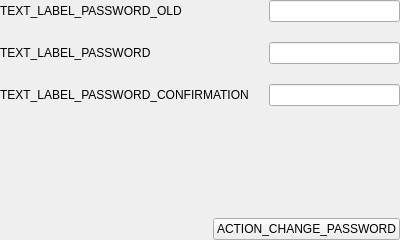
Scille/parsec-cloud, file parsec/core/gui/forms/password_change_widget.ui: the form before one commit.
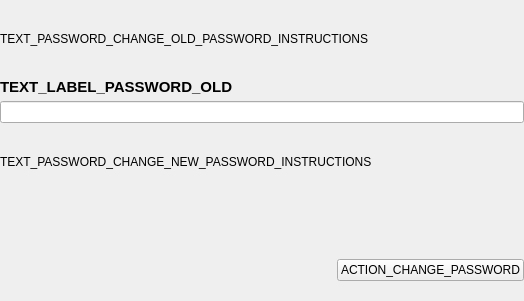
The form after the commit. Custom widgets are drawn as their Qt base class.

Commit message: [GUI] Add input fields verification and better handling of password confirmation

Diff of the .ui file:
```diff
--- a/parsec/core/gui/forms/password_change_widget.ui
+++ b/parsec/core/gui/forms/password_change_widget.ui
@@ -6,8 +6,8 @@
    <rect>
     <x>0</x>
     <y>0</y>
-    <width>400</width>
-    <height>240</height>
+    <width>524</width>
+    <height>301</height>
    </rect>
   </property>
   <property name="windowTitle">
@@ -21,87 +21,64 @@
     <number>0</number>
    </property>
    <property name="topMargin">
-    <number>0</number>
+    <number>20</number>
    </property>
    <property name="rightMargin">
     <number>0</number>
    </property>
    <property name="bottomMargin">
-    <number>0</number>
+    <number>20</number>
    </property>
    <item>
-    <layout class="QFormLayout" name="formLayout">
-     <property name="horizontalSpacing">
-      <number>20</number>
+    <widget class="QLabel" name="label">
+     <property name="text">
+      <string>TEXT_PASSWORD_CHANGE_OLD_PASSWORD_INSTRUCTIONS</string>
      </property>
-     <property name="verticalSpacing">
-      <number>20</number>
+     <property name="wordWrap">
+      <bool>true</bool>
      </property>
-     <property name="leftMargin">
-      <number>0</number>
+    </widget>
+   </item>
+   <item>
+    <layout class="QVBoxLayout" name="verticalLayout_2">
+     <property name="spacing">
+      <number>5</number>
      </property>
-     <property name="topMargin">
-      <number>0</number>
-     </property>
-     <property name="rightMargin">
-      <number>0</number>
-     </property>
-     <property name="bottomMargin">
-      <number>0</number>
-     </property>
-     <item row="0" column="0">
+     <item>
       <widget class="QLabel" name="label_2">
+       <property name="font">
+        <font>
+         <pointsize>11</pointsize>
+         <weight>75</weight>
+         <bold>true</bold>
+        </font>
+       </property>
        <property name="text">
         <string>TEXT_LABEL_PASSWORD_OLD</string>
        </property>
       </widget>
      </item>
-     <item row="1" column="0">
-      <widget class="QLabel" name="label_3">
-       <property name="text">
-        <string>TEXT_LABEL_PASSWORD</string>
-       </property>
-      </widget>
-     </item>
-     <item row="2" column="0">
-      <widget class="QLabel" name="label_4">
-       <property name="text">
-        <string>TEXT_LABEL_PASSWORD_CONFIRMATION</string>
-       </property>
-      </widget>
-     </item>
-     <item row="0" column="1">
+     <item>
       <widget class="QLineEdit" name="line_edit_old_password">
        <property name="echoMode">
         <enum>QLineEdit::Password</enum>
        </property>
       </widget>
      </item>
-     <item row="1" column="1">
-      <widget class="QLineEdit" name="line_edit_password">
-       <property name="echoMode">
-        <enum>QLineEdit::Password</enum>
-       </property>
-      </widget>
-     </item>
-     <item row="2" column="1">
-      <widget class="QLineEdit" name="line_edit_password_check">
-       <property name="echoMode">
-        <enum>QLineEdit::Password</enum>
-       </property>
-      </widget>
-     </item>
     </layout>
    </item>
    <item>
-    <layout class="QHBoxLayout" name="layout_password_strength">
-     <property name="leftMargin">
-      <number>0</number>
+    <widget class="QLabel" name="label_3">
+     <property name="text">
+      <string>TEXT_PASSWORD_CHANGE_NEW_PASSWORD_INSTRUCTIONS</string>
      </property>
-     <property name="rightMargin">
-      <number>0</number>
+     <property name="wordWrap">
+      <bool>true</bool>
      </property>
-    </layout>
+    </widget>
+   </item>
+   <item>
+    <widget class="PasswordChoiceWidget" name="widget_new_password" native="true"/>
    </item>
    <item>
     <layout class="QHBoxLayout" name="horizontalLayout_2">
@@ -138,6 +115,14 @@
    </item>
   </layout>
  </widget>
+ <customwidgets>
+  <customwidget>
+   <class>PasswordChoiceWidget</class>
+   <extends>QWidget</extends>
+   <header>parsec.core.gui.password_validation</header>
+   <container>1</container>
+  </customwidget>
+ </customwidgets>
  <resources/>
  <connections/>
 </ui>
```
The commit also changes 28 other files.
